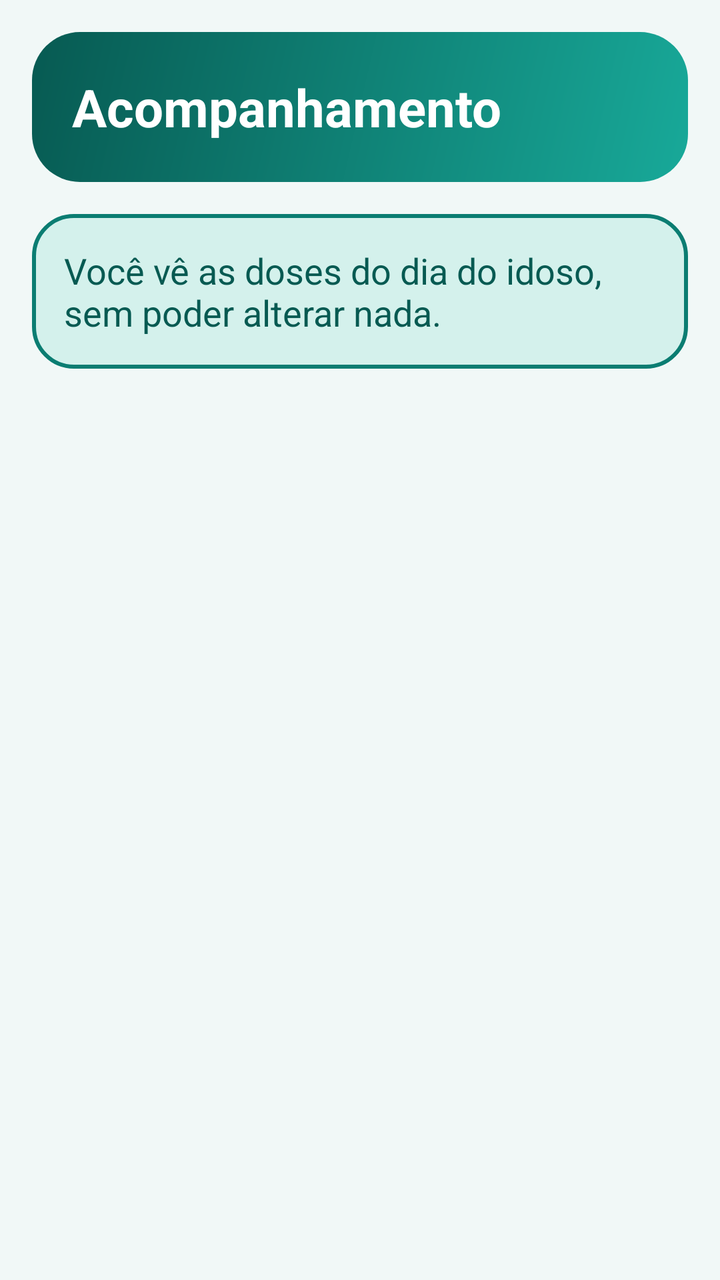
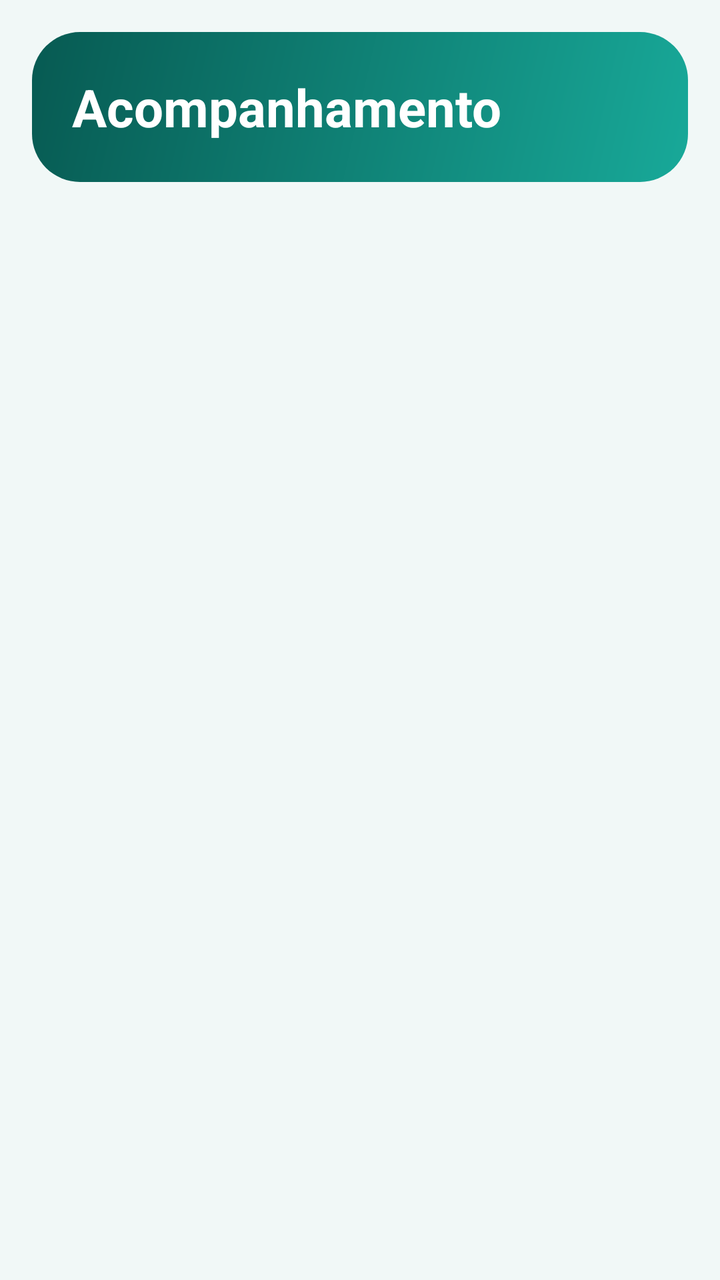

Screens rendered from an Android XML layout before and after an edit, with the pre-edit source and the edit as a unified diff.
<!-- AndroidManifest.xml: application theme Theme.RemedioCerto -->
<!-- res/layout/fragment_acompanhamento.xml -->
<?xml version="1.0" encoding="utf-8"?>
<LinearLayout xmlns:android="http://schemas.android.com/apk/res/android"
    android:layout_width="match_parent"
    android:layout_height="match_parent"
    android:orientation="vertical"
    android:padding="@dimen/margem">

    <TextView
        android:id="@+id/tvTitulo"
        style="@style/Estilo.Titulo"
        android:layout_width="match_parent"
        android:layout_height="wrap_content"
        android:text="@string/acompanhamento_titulo" />

    <TextView
        android:id="@+id/tvSomenteLeitura"
        android:layout_width="match_parent"
        android:layout_height="wrap_content"
        android:layout_marginTop="@dimen/margem"
        android:background="@drawable/bg_destaque"
        android:padding="@dimen/margem"
        android:text="@string/acompanhamento_somente_leitura"
        android:textColor="@color/rc_primaria_escura"
        android:textSize="@dimen/texto_corpo" />

    <androidx.recyclerview.widget.RecyclerView
        android:id="@+id/rvDoses"
        android:layout_width="match_parent"
        android:layout_height="0dp"
        android:layout_marginTop="@dimen/margem"
        android:layout_weight="1"
        android:clipToPadding="false"
        android:paddingBottom="8dp" />
</LinearLayout>
<!-- resources referenced by this layout -->
<resources>
  <color name="rc_primaria_escura">#075A52</color>
  <dimen name="margem">16dp</dimen>
  <dimen name="texto_corpo">18sp</dimen>
  <string name="acompanhamento_somente_leitura">Você vê as doses do dia do idoso, sem poder alterar nada.</string>
  <string name="acompanhamento_titulo">Acompanhamento</string>
  <color name="rc_primaria_clara">#D4F1EC</color>
  <color name="rc_primaria">#0B7D72</color>
  <color name="white">#FFFFFFFF</color>
  <color name="rc_sobre_primaria">#FFFFFF</color>
  <color name="rc_coral">#E8553A</color>
  <color name="rc_amarelo">#FFC93C</color>
  <color name="rc_fundo">#F1F8F7</color>
  <color name="rc_superficie">#FFFFFF</color>
  <color name="rc_superficie_alta">#E3F0EE</color>
  <color name="rc_texto">#12312F</color>
  <color name="rc_texto_suave">#4D6B68</color>
  <color name="rc_contorno_forte">#6F8F8B</color>
  <color name="rc_contorno">#C9E2DE</color>
  <style name="Forma.Media" parent="ShapeAppearance.Material3.MediumComponent">
          <item name="cornerFamily">rounded</item>
          <item name="cornerSize">22dp</item>
      </style>
  <style name="Forma.Grande" parent="ShapeAppearance.Material3.LargeComponent">
          <item name="cornerFamily">rounded</item>
          <item name="cornerSize">28dp</item>
      </style>
  <style name="Widget.RemedioCerto.Button" parent="Widget.Material3.Button">
          <item name="android:textSize">18sp</item>
          <item name="android:textStyle">bold</item>
          <item name="android:textAllCaps">false</item>
          <item name="android:insetTop">0dp</item>
          <item name="android:insetBottom">0dp</item>
          <item name="cornerRadius">28dp</item>
      </style>
  <style name="Widget.RemedioCerto.Button.Outlined" parent="Widget.Material3.Button.OutlinedButton">
          <item name="android:textSize">18sp</item>
          <item name="android:textStyle">bold</item>
          <item name="android:textAllCaps">false</item>
          <item name="android:insetTop">0dp</item>
          <item name="android:insetBottom">0dp</item>
          <item name="android:textColor">@color/rc_primaria_escura</item>
          <item name="cornerRadius">28dp</item>
          <item name="strokeColor">@color/rc_primaria</item>
          <item name="strokeWidth">2dp</item>
      </style>
  <color name="rc_gradiente_fim">#18A999</color>
  <color name="rc_gradiente_inicio">#075A52</color>
  <style name="Texto.Aba" parent="TextAppearance.Material3.LabelMedium">
          <item name="android:textSize">13sp</item>
          <item name="android:textStyle">bold</item>
      </style>
  <!-- unchanged entries left out for length: 7 -->
</resources>

<!-- the commit's change to res/layout/fragment_acompanhamento.xml (unified diff, before → after) -->
@@ -12,16 +12,51 @@
         android:layout_height="wrap_content"
         android:text="@string/acompanhamento_titulo" />
 
+    <LinearLayout
+        android:layout_width="match_parent"
+        android:layout_height="wrap_content"
+        android:layout_marginTop="8dp"
+        android:gravity="center_vertical"
+        android:orientation="horizontal">
+
+        <TextView
+            android:id="@+id/tvIdoso"
+            style="@style/Estilo.Secao"
+            android:layout_width="0dp"
+            android:layout_height="wrap_content"
+            android:layout_weight="1"
+            android:visibility="gone" />
+
+        <com.google.android.material.button.MaterialButton
+            android:id="@+id/btnTrocarIdoso"
+            style="@style/Widget.RemedioCerto.Button.Texto"
+            android:layout_width="wrap_content"
+            android:layout_height="wrap_content"
+            android:minHeight="48dp"
+            android:text="@string/acompanhamento_trocar"
+            android:visibility="gone" />
+    </LinearLayout>
+
     <TextView
         android:id="@+id/tvSomenteLeitura"
         android:layout_width="match_parent"
         android:layout_height="wrap_content"
-        android:layout_marginTop="@dimen/margem"
+        android:layout_marginTop="8dp"
         android:background="@drawable/bg_destaque"
         android:padding="@dimen/margem"
         android:text="@string/acompanhamento_somente_leitura"
         android:textColor="@color/rc_primaria_escura"
-        android:textSize="@dimen/texto_corpo" />
+        android:textSize="@dimen/texto_corpo"
+        android:visibility="gone" />
+
+    <TextView
+        android:id="@+id/tvSemDoses"
+        android:layout_width="match_parent"
+        android:layout_height="wrap_content"
+        android:layout_marginTop="@dimen/margem"
+        android:text="@string/acompanhamento_sem_doses"
+        android:textSize="@dimen/texto_corpo"
+        android:visibility="gone" />
 
     <androidx.recyclerview.widget.RecyclerView
         android:id="@+id/rvDoses"
@@ -30,5 +65,30 @@
         android:layout_marginTop="@dimen/margem"
         android:layout_weight="1"
         android:clipToPadding="false"
-        android:paddingBottom="8dp" />
+        android:paddingBottom="8dp"
+        android:visibility="gone" />
+
+    <LinearLayout
+        android:id="@+id/grupoSemVinculo"
+        android:layout_width="match_parent"
+        android:layout_height="wrap_content"
+        android:orientation="vertical"
+        android:visibility="gone">
+
+        <TextView
+            android:id="@+id/tvSemVinculo"
+            android:layout_width="match_parent"
+            android:layout_height="wrap_content"
+            android:layout_marginTop="@dimen/margem"
+            android:text="@string/acompanhamento_sem_vinculo"
+            android:textSize="@dimen/texto_corpo" />
+
+        <com.google.android.material.button.MaterialButton
+            android:id="@+id/btnIrParaVinculo"
+            android:layout_width="match_parent"
+            android:layout_height="wrap_content"
+            android:minHeight="@dimen/altura_botao"
+            android:layout_marginTop="@dimen/margem"
+            android:text="@string/acompanhamento_ir_para_vinculo" />
+    </LinearLayout>
 </LinearLayout>
<!-- resource entries referenced after the edit -->
@@ -1,10 +1,30 @@
 <!-- resources referenced by this layout -->
 <resources>
   <color name="rc_primaria_escura">#075A52</color>
+  <dimen name="altura_botao">56dp</dimen>
   <dimen name="margem">16dp</dimen>
   <dimen name="texto_corpo">18sp</dimen>
+  <string name="acompanhamento_ir_para_vinculo">Informar código</string>
+  <string name="acompanhamento_sem_doses">Nenhuma dose prevista para hoje.</string>
+  <string name="acompanhamento_sem_vinculo">Você ainda não acompanha ninguém. Peça ao idoso o código de convite e digite na tela de Vínculo.</string>
   <string name="acompanhamento_somente_leitura">Você vê as doses do dia do idoso, sem poder alterar nada.</string>
   <string name="acompanhamento_titulo">Acompanhamento</string>
+  <string name="acompanhamento_trocar">Trocar</string>
+  <style name="Estilo.Secao" parent="">
+          <item name="android:textColor">@color/rc_primaria_escura</item>
+          <item name="android:textSize">18sp</item>
+          <item name="android:textStyle">bold</item>
+      </style>
+  <style name="Widget.RemedioCerto.Button.Texto" parent="Widget.Material3.Button.TextButton">
+          <item name="android:textSize">18sp</item>
+          <item name="android:textStyle">bold</item>
+          <item name="android:textAllCaps">false</item>
+          <item name="android:maxLines">4</item>
+          <item name="android:ellipsize">none</item>
+          <item name="android:insetTop">0dp</item>
+          <item name="android:insetBottom">0dp</item>
+          <item name="cornerRadius">28dp</item>
+      </style>
   <color name="rc_primaria_clara">#D4F1EC</color>
   <color name="rc_primaria">#0B7D72</color>
   <color name="white">#FFFFFFFF</color>
@@ -30,6 +50,8 @@
           <item name="android:textSize">18sp</item>
           <item name="android:textStyle">bold</item>
           <item name="android:textAllCaps">false</item>
+          <item name="android:maxLines">4</item>
+          <item name="android:ellipsize">none</item>
           <item name="android:insetTop">0dp</item>
           <item name="android:insetBottom">0dp</item>
           <item name="cornerRadius">28dp</item>
@@ -38,6 +60,8 @@
           <item name="android:textSize">18sp</item>
           <item name="android:textStyle">bold</item>
           <item name="android:textAllCaps">false</item>
+          <item name="android:maxLines">4</item>
+          <item name="android:ellipsize">none</item>
           <item name="android:insetTop">0dp</item>
           <item name="android:insetBottom">0dp</item>
           <item name="android:textColor">@color/rc_primaria_escura</item>
